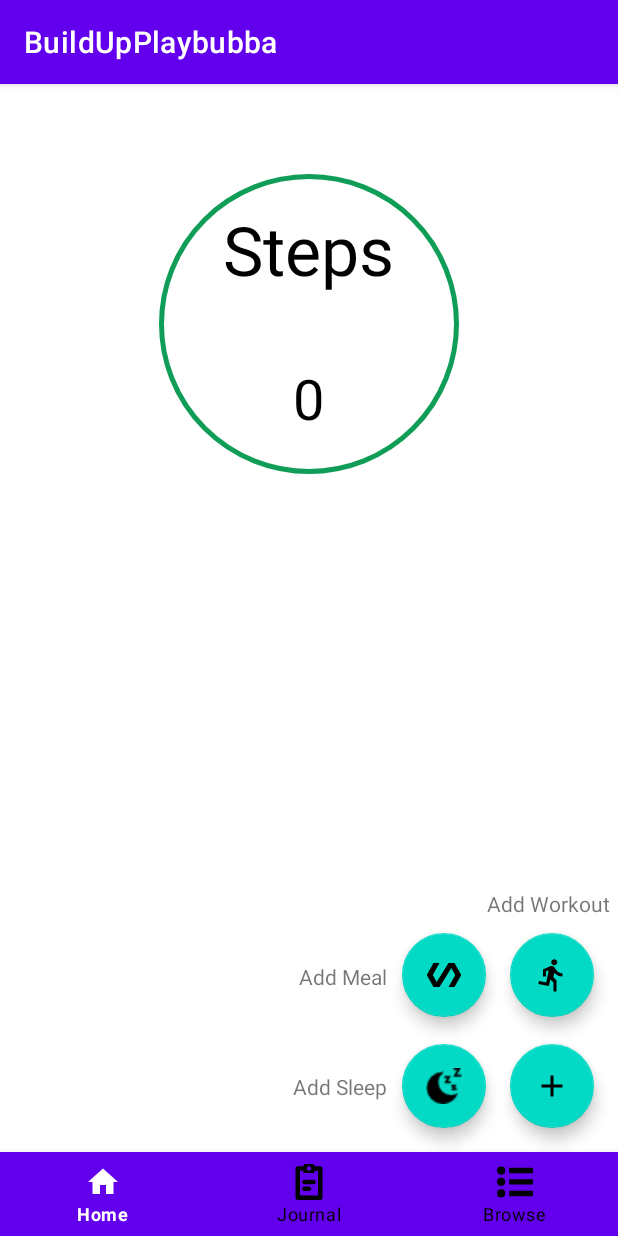
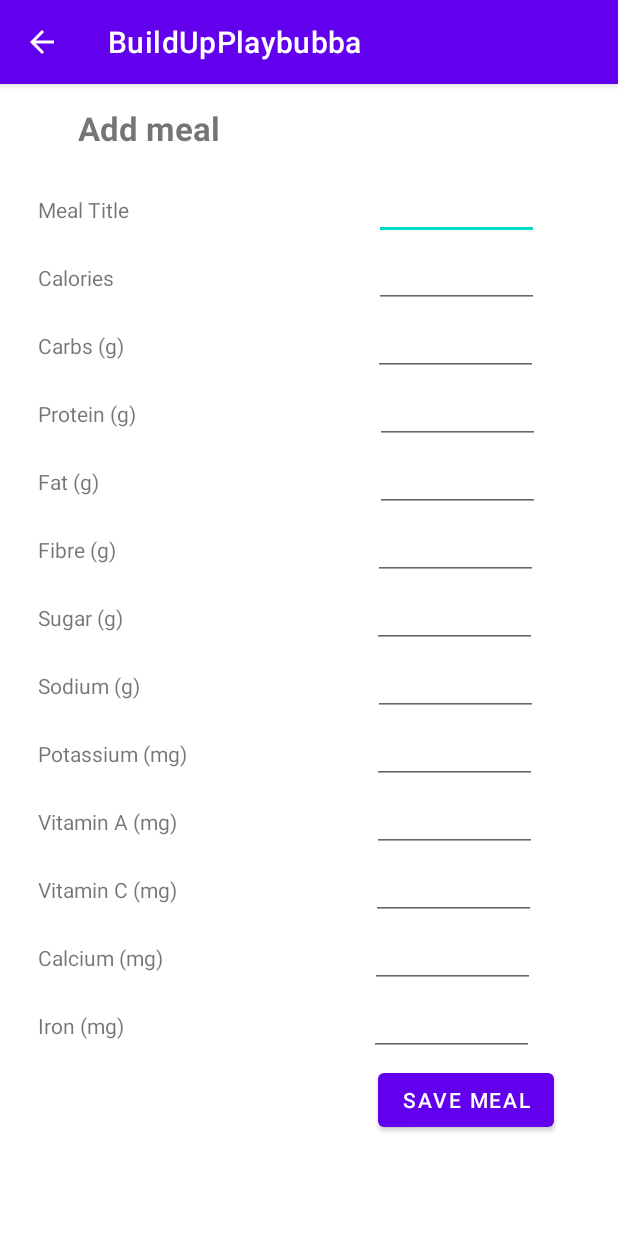
Before and after one commit to N-A-B-S/BuildUpPlaybubba, an Android app: the screen it shows after launch (MainActivity before the commit, AddMealActivity after it), after a tap on an icon or button, on a phone screen of 412 x 824 dp. Run offline under Robolectric (Android 15) with nearby library versions, the phone set to English and light mode, and no system bars; 3 other taps on this screen came first.

Commit message:
Show meal functionality working. Yet to add onItemClick functionality for meals.

```diff
--- a/app/src/main/AndroidManifest.xml
+++ b/app/src/main/AndroidManifest.xml
@@ -13,7 +13,8 @@
         android:theme="@style/Theme.BuildUpPlaybubba">
         <activity
             android:name=".MealActivity"
-            android:exported="false" />
+            android:exported="false"
+            android:parentActivityName=".BrowseActivity"/>
         <activity
             android:name=".AddMealActivity"
             android:exported="false"
--- a/app/src/main/java/com/example/buildupplaybubba/AddMealActivity.java
+++ b/app/src/main/java/com/example/buildupplaybubba/AddMealActivity.java
@@ -1,63 +1,64 @@
-//package com.example.buildupplaybubba;
-//
-//import androidx.appcompat.app.AppCompatActivity;
-//import android.os.Bundle;
-//import android.view.View;
-//import android.widget.Button;
-//import android.widget.EditText;
-//import android.widget.Toast;
-//
-//import com.example.buildupplaybubba.DB.MealDatabaseHelper;
-//
-//public class AddMealActivity extends AppCompatActivity {
-//
-//    EditText mealTitle, calories, carbs, protein, fat, fibre, sugar, sodium, K, vitA, vitC, calcium, iron;
-//    Button saveMeal;
-//
-//    @Override
-//    protected void onCreate(Bundle savedInstanceState) {
-//        super.onCreate(savedInstanceState);
-//        setContentView(R.layout.activity_add_meal);
-//
-//        mealTitle = (EditText) findViewById(R.id.mealTitle);
-//        calories = (EditText) findViewById(R.id.mealCalories);
-//        carbs = (EditText) findViewById(R.id.mealCarbs);
-//        protein = (EditText) findViewById(R.id.mealPro);
-//        fat = (EditText) findViewById(R.id.mealFat);
-//        fibre = (EditText) findViewById(R.id.mealFibre);
-//        sugar = (EditText) findViewById(R.id.mealSugar);
-//        sodium = (EditText) findViewById(R.id.mealSodium);
-//        K = (EditText) findViewById(R.id.mealPotassium);
-//        vitA = (EditText) findViewById(R.id.mealVitA);
-//        vitC = (EditText) findViewById(R.id.mealVitC);
-//        calcium = (EditText) findViewById(R.id.mealCalcium);
-//        iron = (EditText) findViewById(R.id.mealIron);
-//
-//        saveMeal = (Button) findViewById(R.id.saveMeal);
-//        saveMeal.setOnClickListener(v -> {
-//            saveActivity(v);
-//        });
-//
-//
-//    }
-//
-//    public void saveActivity(View view){
-//        MealDatabaseHelper mdh = new MealDatabaseHelper(getApplicationContext());
-//        if (mealTitle.getText().toString().isEmpty() || calories.getText().toString().isEmpty() || carbs.getText().toString().isEmpty() ||
-//                protein.getText().toString().isEmpty() || fat.getText().toString().isEmpty() || fibre.getText().toString().isEmpty() ||
-//                sugar.getText().toString().isEmpty() || sodium.getText().toString().isEmpty() || K.getText().toString().isEmpty() || vitA.getText().toString().isEmpty()
-//                || vitC.getText().toString().isEmpty() || calcium.getText().toString().isEmpty() || iron.getText().toString().isEmpty()){
-//            Toast.makeText(this, "Please fill out all fields", Toast.LENGTH_SHORT).show();
-//        } else {
-//            boolean result = mdh.addMeal(mealTitle.getText().toString(), calories.getText().toString(),protein.getText().toString(),
-//                    carbs.getText().toString(), fibre.getText().toString(), fat.getText().toString(), sugar.getText().toString(),
-//                     sodium.getText().toString(), K.getText().toString(), vitA.getText().toString(), vitC.getText().toString(), calcium.getText().toString(), iron.getText().toString());
-//            if (result){
-//                Toast.makeText(this, "Meal saved", Toast.LENGTH_SHORT).show();
-//                finish();
-//            } else {
-//                Toast.makeText(this, "Failed to save meal", Toast.LENGTH_SHORT).show();
-//            }
-//        }
-//    }
-//}
+package com.example.buildupplaybubba;
+
+import androidx.appcompat.app.AppCompatActivity;
+import android.os.Bundle;
+import android.view.View;
+import android.widget.Button;
+import android.widget.EditText;
+import android.widget.Toast;
+
+import com.example.buildupplaybubba.DB.MealDatabaseHelper;
+
+public class AddMealActivity extends AppCompatActivity {
+
+    EditText mealTitle, calories, carbs, protein, fat, fibre, sugar, sodium, K, vitA, vitC, calcium, iron;
+    Button saveMeal;
+
+    @Override
+    protected void onCreate(Bundle savedInstanceState) {
+        super.onCreate(savedInstanceState);
+        setContentView(R.layout.activity_add_meal);
+
+        mealTitle = (EditText) findViewById(R.id.mealTitle);
+        calories = (EditText) findViewById(R.id.mealCalories);
+        carbs = (EditText) findViewById(R.id.mealCarbs);
+        protein = (EditText) findViewById(R.id.mealPro);
+        fat = (EditText) findViewById(R.id.mealFat);
+        fibre = (EditText) findViewById(R.id.mealFibre);
+        sugar = (EditText) findViewById(R.id.mealSugar);
+        sodium = (EditText) findViewById(R.id.mealSodium);
+        K = (EditText) findViewById(R.id.mealPotassium);
+        vitA = (EditText) findViewById(R.id.mealVitA);
+        vitC = (EditText) findViewById(R.id.mealVitC);
+        calcium = (EditText) findViewById(R.id.mealCalcium);
+        iron = (EditText) findViewById(R.id.mealIron);
+
+        saveMeal = (Button) findViewById(R.id.saveMeal);
+        saveMeal.setOnClickListener(v -> {
+            saveMeal(v);
+        });
+
+
+    }
+
+    public void saveMeal(View view){
+        MealDatabaseHelper mdh = new MealDatabaseHelper(getApplicationContext());
+        if (mealTitle.getText().toString().isEmpty() || calories.getText().toString().isEmpty() || carbs.getText().toString().isEmpty() ||
+                protein.getText().toString().isEmpty() || fat.getText().toString().isEmpty() || fibre.getText().toString().isEmpty() ||
+                sugar.getText().toString().isEmpty() || sodium.getText().toString().isEmpty() || K.getText().toString().isEmpty() || vitA.getText().toString().isEmpty()
+                || vitC.getText().toString().isEmpty() || calcium.getText().toString().isEmpty() || iron.getText().toString().isEmpty()){
+            Toast.makeText(this, "Please fill out all fields", Toast.LENGTH_SHORT).show();
+        } else {
+            boolean result = mdh.addMeal(mealTitle.getText().toString(), calories.getText().toString(), protein.getText().toString(),
+                    carbs.getText().toString(), fibre.getText().toString(), fat.getText().toString(), sugar.getText().toString(),
+                     sodium.getText().toString(), K.getText().toString(), vitA.getText().toString(), vitC.getText().toString(),
+                    calcium.getText().toString(), iron.getText().toString());
+            if (result){
+                Toast.makeText(this, "Meal saved", Toast.LENGTH_SHORT).show();
+                finish();
+            } else {
+                Toast.makeText(this, "Failed to save meal", Toast.LENGTH_SHORT).show();
+            }
+        }
+    }
+}
--- a/app/src/main/java/com/example/buildupplaybubba/AddWorkoutActivity.java
+++ b/app/src/main/java/com/example/buildupplaybubba/AddWorkoutActivity.java
@@ -57,11 +57,11 @@ public class AddWorkoutActivity extends AppCompatActivity implements AdapterView
     }
 
     public void saveActivity(View view) {
-        ActivityDatabaseHelper activityDatabaseHelper = new ActivityDatabaseHelper(getApplicationContext());
+        ActivityDatabaseHelper adh = new ActivityDatabaseHelper(getApplicationContext());
         if (activityTitle.getText().toString().isEmpty() || spinner.getSelectedItem().toString().isEmpty() || caloriesBurnt.getText().toString().isEmpty()) {
             Toast.makeText(this, "Please fill out all fields", Toast.LENGTH_SHORT).show();
         } else {
-            boolean result = activityDatabaseHelper.addActivity(activityTitle.getText().toString(), spinner.getSelectedItem().toString(), caloriesBurnt.getText().toString());
+            boolean result = adh.addActivity(activityTitle.getText().toString(), spinner.getSelectedItem().toString(), caloriesBurnt.getText().toString());
             if (result){
                 Toast.makeText(this, "Activity saved", Toast.LENGTH_SHORT).show();
                 finish();
--- a/app/src/main/java/com/example/buildupplaybubba/DB/ActivityDatabaseHelper.java
+++ b/app/src/main/java/com/example/buildupplaybubba/DB/ActivityDatabaseHelper.java
@@ -15,7 +15,7 @@ import java.util.HashMap;
 
 public class ActivityDatabaseHelper extends android.database.sqlite.SQLiteOpenHelper {
         public static final String DB_NAME = "FitnessApp";
-        public static final int DB_VERSION = 1;
+        public static final int DB_VERSION = 2;
         public static final String TABLE_NAME = "UserWorkouts";
 
         public static final String ID = "id";
--- a/app/src/main/java/com/example/buildupplaybubba/DB/MealDatabaseHelper.java
+++ b/app/src/main/java/com/example/buildupplaybubba/DB/MealDatabaseHelper.java
@@ -15,7 +15,7 @@ import java.util.HashMap;
 
 public class MealDatabaseHelper extends android.database.sqlite.SQLiteOpenHelper {
     public static final String DB_NAME = "FitnessApp";
-    public static final int DB_VERSION = 1;
+    public static final int DB_VERSION = 2;
     public static final String TABLE_NAME = "UserMeals";
 
     public static final String ID = "id";
--- a/app/src/main/java/com/example/buildupplaybubba/DB/SleepDatabaseHelper.java
+++ b/app/src/main/java/com/example/buildupplaybubba/DB/SleepDatabaseHelper.java
@@ -15,7 +15,7 @@ import java.util.HashMap;
 
 public class SleepDatabaseHelper extends android.database.sqlite.SQLiteOpenHelper {
     public static final String DB_NAME = "FitnessApp";
-    public static final int DB_VERSION = 1;
+    public static final int DB_VERSION = 2;
     public static final String TABLE_NAME = "UserSleep";
 
     public static final String ID = "id";
--- a/app/src/main/java/com/example/buildupplaybubba/JournalActivity.java
+++ b/app/src/main/java/com/example/buildupplaybubba/JournalActivity.java
@@ -82,7 +82,7 @@ public class JournalActivity extends AppCompatActivity implements RecyclerViewIn
                 String key = mapEntries.getKey();
                 String value = mapEntries.getValue();
                 valuesFromDB.add(value);
-                Log.d("values", value);
+                Log.d(key, value);
             }
             activityList.add(new ActivityDataModel(valuesFromDB.get(0), valuesFromDB.get(4), valuesFromDB.get(3), valuesFromDB.get(2), valuesFromDB.get(1)));
         }
--- a/app/src/main/java/com/example/buildupplaybubba/MainActivity.java
+++ b/app/src/main/java/com/example/buildupplaybubba/MainActivity.java
@@ -168,8 +168,8 @@ public class MainActivity extends AppCompatActivity implements SensorEventListen
     }
 
     public void goToMealActivity(){
-//        Intent intent = new Intent(this, AddMealActivity.class);
-//        startActivity(intent);
+        Intent intent = new Intent(this, AddMealActivity.class);
+        startActivity(intent);
     }
 
     public void goToSleepActivity(){
```
Also changed, not shown: app/src/main/java/com/example/buildupplaybubba/MealActivity.java (+18 -31 lines).
